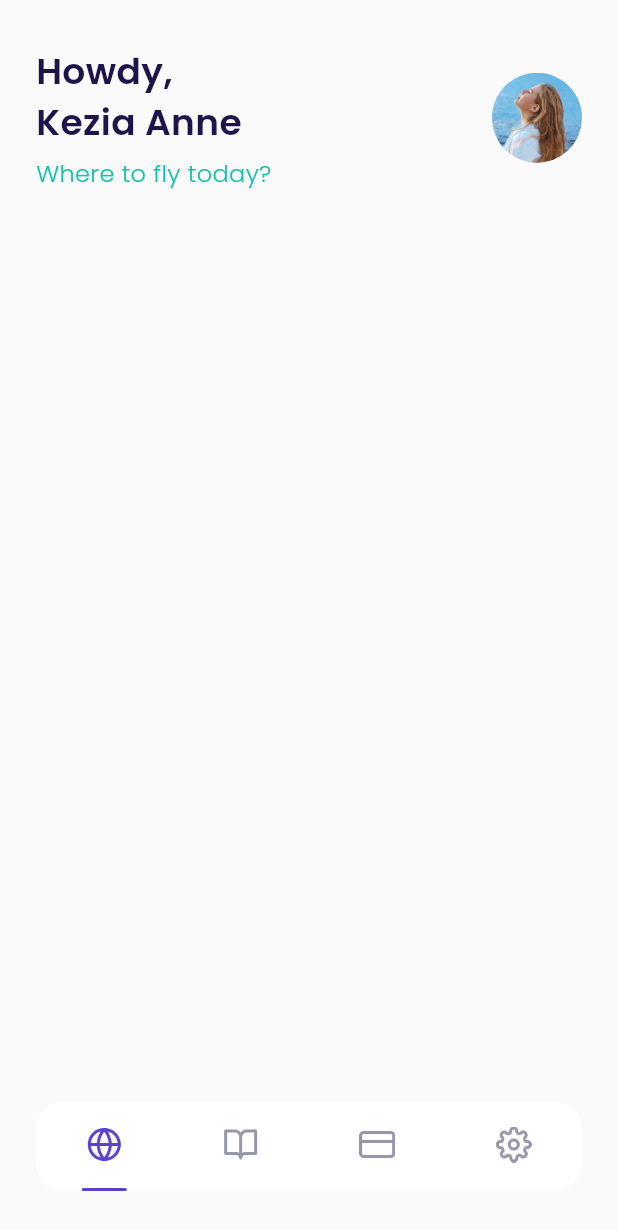
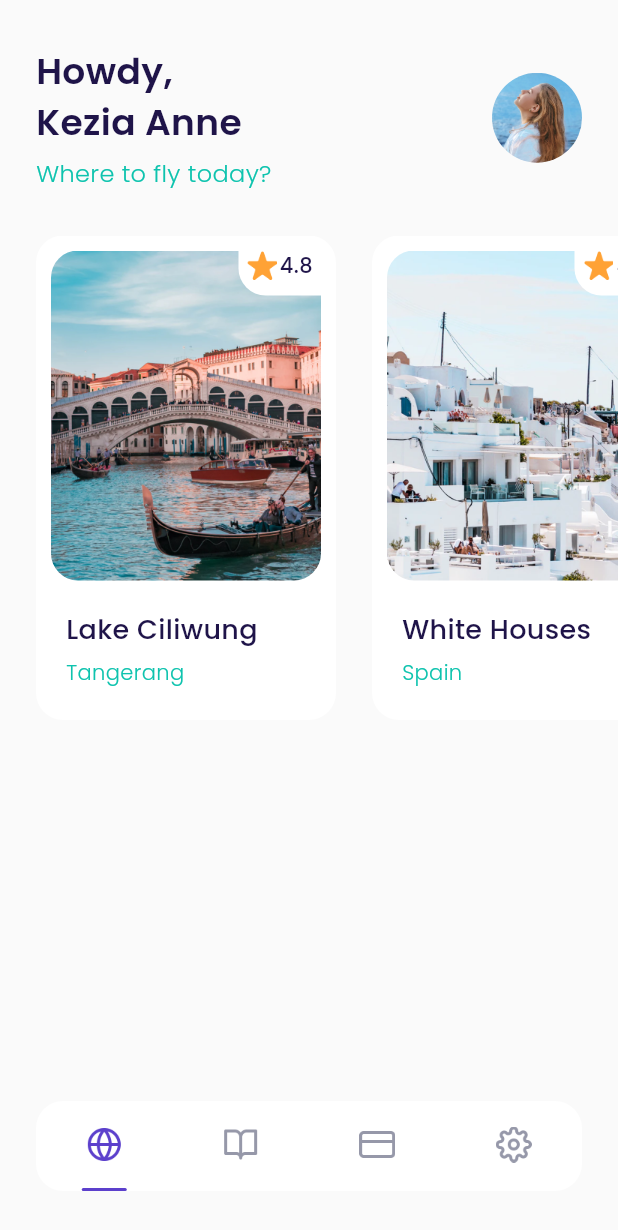
Before and after one commit to Fatahillah-13/airplane, a Flutter app: the MainPage screen opened by its route, on a phone screen of 412 x 824 dp. Shown: the top 1230 px of the screen. Run offline on Flutter 3.47's test engine with Material 3 defaults, Android fonts, the phone set to English and light mode, and no system bars; our stand-ins replace google_fonts; missing offline and left inert: dart:ffi.

Commit message:
make PopularDestination section with DestinationCard widget

```diff
--- a/lib/ui/pages/home_page.dart
+++ b/lib/ui/pages/home_page.dart
@@ -1,5 +1,6 @@
 // ignore_for_file: prefer_const_constructors, prefer_const_literals_to_create_immutables
 
+import 'package:airplane/ui/widget/destination_card.dart';
 import 'package:flutter/material.dart';
 import 'package:flutter/widgets.dart';
 import '../../shared/theme.dart';
@@ -60,9 +61,55 @@ class HomePage extends StatelessWidget {
       );
     }
 
+    Widget popularDestination() {
+      return Container(
+        margin: EdgeInsets.only(
+          top: 30,
+        ),
+        child: SingleChildScrollView(
+          scrollDirection: Axis.horizontal,
+          child: Row(
+            children: [
+              DestinationCard(
+                title: 'Lake Ciliwung',
+                city: 'Tangerang',
+                imageURL: 'assets/image_destination1.png',
+                rating: 4.8,
+              ),
+              DestinationCard(
+                title: 'White Houses',
+                city: 'Spain',
+                imageURL: 'assets/image_destination2.png',
+                rating: 4.7,
+              ),
+              DestinationCard(
+                title: 'Hill Heyo',
+                city: 'Monaco',
+                imageURL: 'assets/image_destination3.png',
+                rating: 4.8,
+              ),
+              DestinationCard(
+                title: 'Menarra',
+                city: 'Japan',
+                imageURL: 'assets/image_destination4.png',
+                rating: 5.0,
+              ),
+              DestinationCard(
+                title: 'Payung Teduh',
+                city: 'Singapore',
+                imageURL: 'assets/image_destination5.png',
+                rating: 4.8,
+              ),
+            ],
+          ),
+        ),
+      );
+    }
+
     return ListView(
       children: [
         header(),
+        popularDestination(),
       ],
     );
   }
--- /dev/null
+++ b/lib/ui/widget/destination_card.dart
@@ -0,0 +1,113 @@
+// ignore_for_file: prefer_const_constructors
+
+import 'package:airplane/shared/theme.dart';
+import 'package:flutter/material.dart';
+
+class DestinationCard extends StatelessWidget {
+  final String title;
+  final String city;
+  final String imageURL;
+  final double rating;
+
+  const DestinationCard({
+    Key? key,
+    required this.title,
+    required this.city,
+    required this.imageURL,
+    this.rating = 0.0,
+  }) : super(key: key);
+
+  @override
+  Widget build(BuildContext context) {
+    return Container(
+      height: 323,
+      width: 200,
+      margin: EdgeInsets.only(
+        left: defaultMargin,
+      ),
+      padding: EdgeInsets.all(10),
+      decoration: BoxDecoration(
+        borderRadius: BorderRadius.circular(18),
+        color: kWhiteColor,
+      ),
+      child: Column(
+        crossAxisAlignment: CrossAxisAlignment.start,
+        children: [
+          Container(
+            margin: EdgeInsets.only(bottom: 20),
+            height: 220,
+            width: 180,
+            decoration: BoxDecoration(
+              borderRadius: BorderRadius.circular(18),
+              image: DecorationImage(
+                image: AssetImage(
+                  imageURL,
+                ),
+              ),
+            ),
+            child: Align(
+              alignment: Alignment.topRight,
+              child: Container(
+                width: 55,
+                height: 30,
+                decoration: BoxDecoration(
+                  color: kWhiteColor,
+                  borderRadius: BorderRadius.only(
+                    bottomLeft: Radius.circular(18),
+                  ),
+                ),
+                child: Row(
+                  mainAxisAlignment: MainAxisAlignment.center,
+                  crossAxisAlignment: CrossAxisAlignment.start,
+                  children: [
+                    Container(
+                      margin: EdgeInsets.only(right: 2),
+                      width: 20,
+                      height: 20,
+                      decoration: BoxDecoration(
+                        image: DecorationImage(
+                          image: AssetImage('assets/icon_star.png'),
+                        ),
+                      ),
+                    ),
+                    Text(
+                      rating.toString(),
+                      style: blackTextStyle.copyWith(
+                        fontWeight: medium,
+                      ),
+                    ),
+                  ],
+                ),
+              ),
+            ),
+          ),
+          Container(
+            margin: EdgeInsets.only(left: 10),
+            child: Column(
+              crossAxisAlignment: CrossAxisAlignment.start,
+              children: [
+                Text(
+                  title,
+                  style: blackTextStyle.copyWith(
+                    fontSize: 18,
+                    fontWeight: medium,
+                  ),
+                ),
+                SizedBox(
+                  height: 5,
+                ),
+                Text(
+                  city,
+                  style: greyTextStyle.copyWith(
+                    fontSize: 14,
+                    fontWeight: light,
+                  ),
+                ),
+              ],
+            ),
+          ),
+        ],
+      ),
+    );
+  }
+}
```
